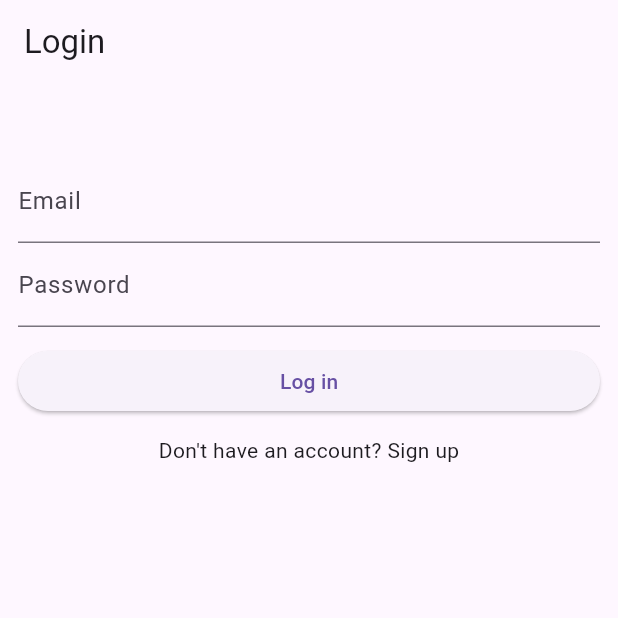
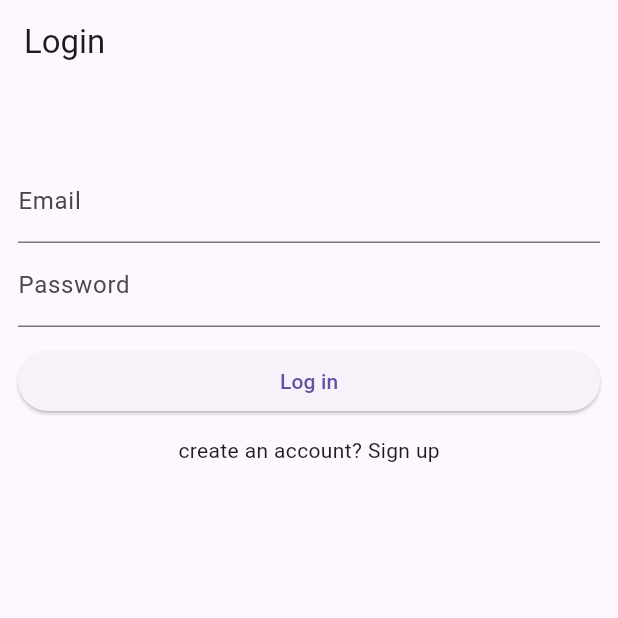
Before and after one commit to Idriss-rayan/superbase_auth, a Flutter app: the screen it shows after launch, on a phone screen of 412 x 824 dp, the top half of it. Run offline on Flutter 3.47's test engine with Material 3 defaults, Android fonts, the phone set to English and light mode, and no system bars; our stand-ins replace supabase_flutter; accounts and stored records are empty.

Commit message:
new things

```diff
--- a/lib/pages/login_page.dart
+++ b/lib/pages/login_page.dart
@@ -72,7 +72,7 @@ class _LoginPageState extends State<LoginPage> {
           GestureDetector(
             onTap: () => Navigator.push(context,
                 MaterialPageRoute(builder: (context) => const RegisterPage())),
-            child: Center(child: Text("Don't have an account? Sign up")),
+            child: Center(child: Text("create an account? Sign up")),
           ),
         ],
       ),
```
